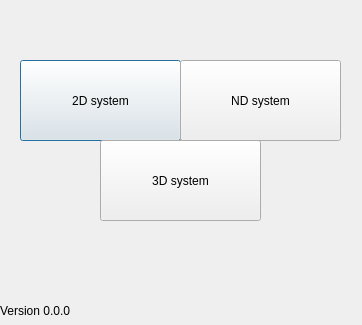
First picture: the form in qt_templates/start_window.ui, repository Pugavkomm/NS-analyst, before the edit.
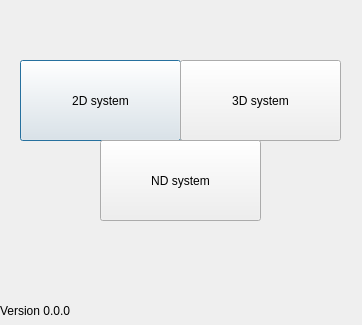
Second picture: the form after the edit.

Commit message: Add start window

Patch:
```diff
--- a/qt_templates/start_window.ui
+++ b/qt_templates/start_window.ui
@@ -32,8 +32,8 @@
   <widget class="QPushButton" name="threeDsystem">
    <property name="geometry">
     <rect>
-     <x>100</x>
-     <y>140</y>
+     <x>180</x>
+     <y>60</y>
      <width>161</width>
      <height>81</height>
     </rect>
@@ -48,8 +48,8 @@
   <widget class="QPushButton" name="NDsystem">
    <property name="geometry">
     <rect>
-     <x>180</x>
-     <y>60</y>
+     <x>100</x>
+     <y>140</y>
      <width>161</width>
      <height>81</height>
     </rect>
```
The commit also changes 4 other files.
